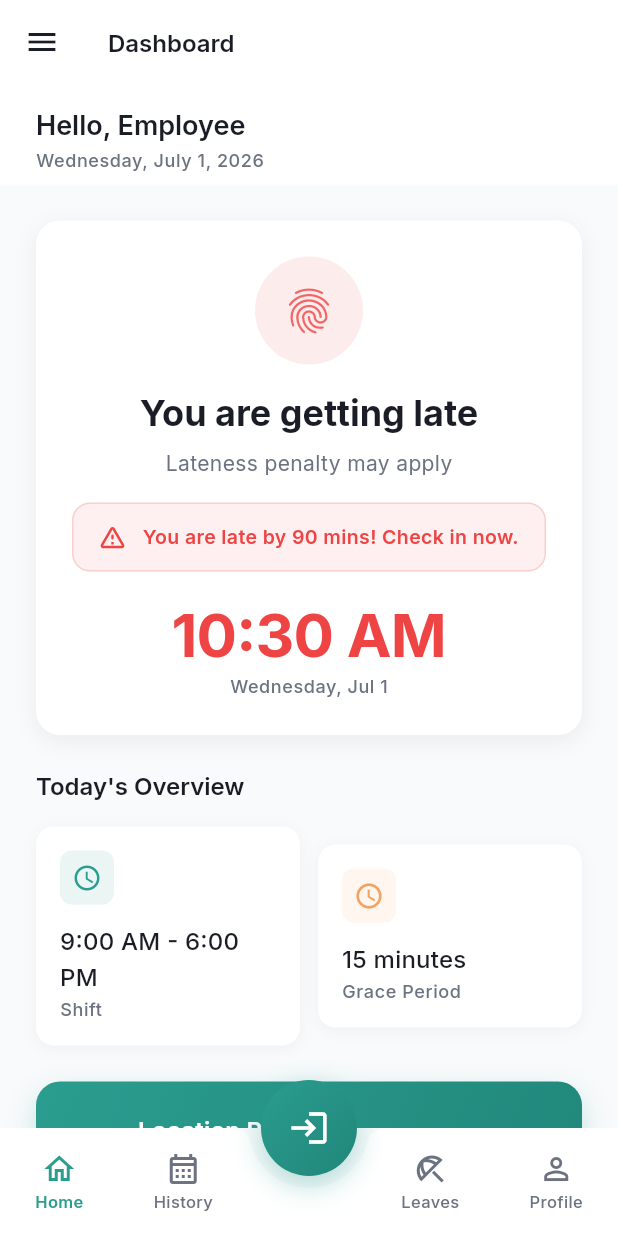
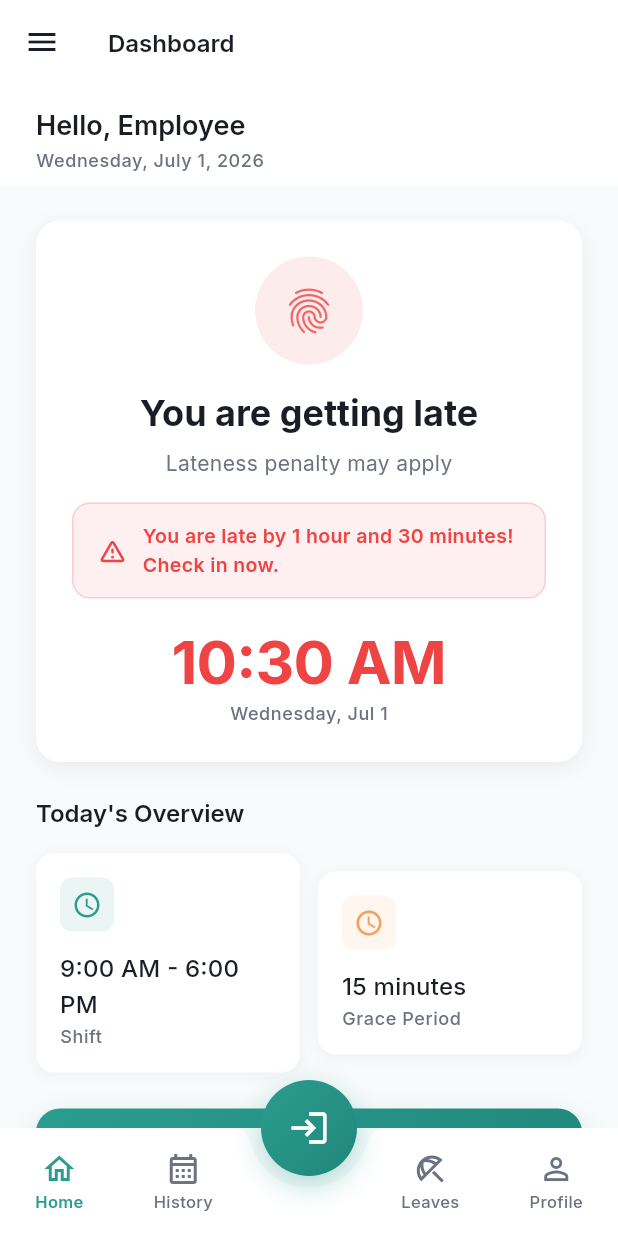
Before and after one commit to HabiburRahmanTusar/InteriorCounsel, a Flutter app: the MainShellScreen screen opened directly, on a phone screen of 412 x 824 dp. Run offline on Flutter 3.47's test engine with Material 3 defaults, Android fonts, the phone set to English and light mode, and no system bars; our stand-ins replace connectivity_plus, dio, flutter_secure_storage, geocoding, geolocator, google_fonts and 2 more; accounts and stored records are empty.

Commit message:
feat: implement employee dashboard, attendance state management, and main navigation shell

```diff
--- a/apps/attendly_employee_app/lib/screens/dashboard_screen.dart
+++ b/apps/attendly_employee_app/lib/screens/dashboard_screen.dart
@@ -194,7 +194,7 @@ class _DashboardScreenState extends State<DashboardScreen> {
       if (diff.inMinutes <= 60) {
         statusTitle = 'Shift starts soon';
         statusSubtitle = 'Get ready to check in';
-        bannerText = 'Shift starts in ${diff.inMinutes} mins. On time!';
+        bannerText = 'Shift starts in ${_formatMinutes(diff.inMinutes)}. On time!';
         bannerColor = AppTheme.primary.withValues(alpha: 0.08);
         textColor = AppTheme.primary;
         bannerIcon = Icons.timer_outlined;
@@ -211,7 +211,7 @@ class _DashboardScreenState extends State<DashboardScreen> {
       showBanner = true;
       statusTitle = 'Check-in is active';
       statusSubtitle = 'You are currently within the grace period';
-      bannerText = 'Grace period active: late by ${diff.inMinutes} mins. Check in now!';
+      bannerText = 'Grace period active: late by ${_formatMinutes(diff.inMinutes)}. Check in now!';
       bannerColor = AppTheme.warning.withValues(alpha: 0.08);
       textColor = AppTheme.warning;
       bannerIcon = Icons.report_problem_outlined;
@@ -220,7 +220,7 @@ class _DashboardScreenState extends State<DashboardScreen> {
       showBanner = true;
       statusTitle = 'You are getting late';
       statusSubtitle = 'Lateness penalty may apply';
-      bannerText = 'You are late by ${diff.inMinutes} mins! Check in now.';
+      bannerText = 'You are late by ${_formatMinutes(diff.inMinutes)}! Check in now.';
       bannerColor = AppTheme.error.withValues(alpha: 0.08);
       textColor = AppTheme.error;
       bannerIcon = Icons.warning_amber_rounded;
@@ -759,4 +759,18 @@ class _DashboardScreenState extends State<DashboardScreen> {
       return hhMm;
     }
   }
+
+  String _formatMinutes(int minutes) {
+    if (minutes < 60) {
+      return '$minutes ${minutes == 1 ? 'minute' : 'minutes'}';
+    }
+    final hrs = minutes ~/ 60;
+    final mins = minutes % 60;
+    final hrStr = hrs == 1 ? 'hour' : 'hours';
+    final minStr = mins == 1 ? 'minute' : 'minutes';
+    if (mins == 0) {
+      return '$hrs $hrStr';
+    }
+    return '$hrs $hrStr and $mins $minStr';
+  }
 }
--- a/apps/attendly_employee_app/lib/screens/main_shell_screen.dart
+++ b/apps/attendly_employee_app/lib/screens/main_shell_screen.dart
@@ -287,6 +287,25 @@ class _MainShellScreenState extends State<MainShellScreen> with SingleTickerProv
                 padding: const EdgeInsets.all(16),
                 child: Column(
                   children: [
+                    // Attendance option
+                    ListTile(
+                      contentPadding: const EdgeInsets.symmetric(horizontal: 12, vertical: 8),
+                      leading: Container(
+                        padding: const EdgeInsets.all(8),
+                        decoration: BoxDecoration(
+                          color: AppTheme.primary.withValues(alpha: 0.1),
+                          borderRadius: BorderRadius.circular(12),
+                        ),
+                        child: const Icon(Icons.fingerprint_outlined, color: AppTheme.primary, size: 24),
+                      ),
+                      title: const Text('Attendance', style: TextStyle(fontWeight: FontWeight.w500)),
+                      onTap: () {
+                        Navigator.pop(context);
+                        setState(() => _currentIndex = 0);
+                      },
+                    ),
+                    const SizedBox(height: 8),
+
                     // Profile option
                     ListTile(
                       contentPadding: const EdgeInsets.symmetric(horizontal: 12, vertical: 8),
```
Also changed, not shown: apps/attendly_employee_app/lib/providers/attendance_provider.dart (+41 -11 lines).
